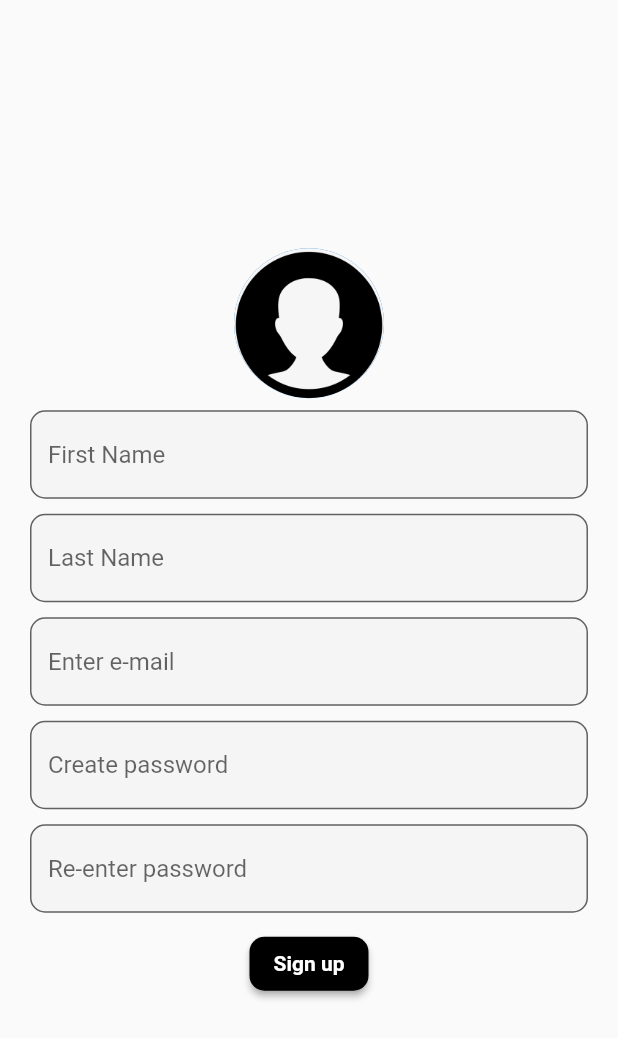
After one commit to Chintha-Niharika/portfolio_demo, a Flutter app: the screen it shows after launch, after a tap on "Login", after a tap on "Sign up", on a phone screen of 412 x 824 dp. The commit adds this screen. Shown: the top 1038 px of the screen. Run offline on Flutter 3.47's test engine with Material 2 defaults, Android fonts, the phone set to English and light mode, and no system bars.

Commit message:
changes commiting

```diff
--- a/lib/homescreen.dart
+++ b/lib/homescreen.dart
@@ -2,7 +2,7 @@ import 'package:flutter/material.dart';
 import 'package:url_launcher/url_launcher.dart';
 
 class homescreen extends StatelessWidget {
-  launchURL(String url) async {
+   launchURL(String url) async {
     if (await canLaunch(url)) {
       await launch(url);
     } else {
--- a/lib/mainscreen.dart
+++ b/lib/mainscreen.dart
@@ -1,5 +1,8 @@
 import 'package:flutter/material.dart';
 import 'package:portfolio/homescreen.dart';
+import 'package:portfolio/profilepage.dart';
+
+import 'signup page.dart';
 
 class mainscreen extends StatefulWidget {
   @override
@@ -68,8 +71,8 @@ class _mainscreenState extends State<mainscreen> {
                         ),
                         validator: (value) {
                           if (value!.isEmpty ||
-                              RegExp(r'^[\w-\.@]{8,15}$').hasMatch(value!))
-                            return "enter correct pass";
+                              !RegExp(r'^[\w-\.@]{8,15}$').hasMatch(value!))
+                            return "password is not valid";
                           else
                             return null;
                         },
@@ -89,7 +92,7 @@ class _mainscreenState extends State<mainscreen> {
                               Navigator.push(
                                 context,
                                 MaterialPageRoute(
-                                    builder: (context) => homescreen()),
+                                    builder: (context) => profilepage()),
                               );
                               var _scaffoldKey;
                               _scaffoldKey.currentState!.showSnackBar(snackBar);
@@ -123,7 +126,13 @@ class _mainscreenState extends State<mainscreen> {
                             width: 7,
                           ),
                           TextButton(
-                              onPressed: null,
+                              onPressed: () {
+                                Navigator.push(
+                                  context,
+                                  MaterialPageRoute(
+                                      builder: (context) => signup()),
+                                );
+                              },
                               child: Padding(
                                 padding: const EdgeInsets.only(top: 20.0),
                                 child: Text(
@@ -134,6 +143,7 @@ class _mainscreenState extends State<mainscreen> {
                                     color: Colors.black,
                                   ),
                                 ),
+                                // child:
                               ))
                         ],
                       ),
--- /dev/null
+++ b/lib/signup page.dart
@@ -0,0 +1,136 @@
+import 'package:flutter/material.dart';
+import 'package:portfolio/mainscreen.dart';
+
+class signup extends StatelessWidget {
+  // const signup({Key? key}) : super(key: key);
+
+  @override
+  Widget build(BuildContext context) {
+    return Scaffold(
+      body: Column(
+        mainAxisAlignment: MainAxisAlignment.center,
+        children: [
+          Padding(
+            padding: const EdgeInsets.all(8.0),
+            child: Expanded(
+              child: CircleAvatar(
+                backgroundImage: AssetImage('images/profileicon.png'),
+                radius: 50,
+              ),
+            ),
+          ),
+          Padding(
+            padding: const EdgeInsets.only(left: 20.0, right: 20.0),
+            child: Expanded(
+              child: TextFormField(
+                decoration: InputDecoration(
+                  fillColor: Colors.grey[100],
+                  filled: true,
+                  hintText: 'First Name',
+                  border: OutlineInputBorder(
+                    borderRadius: BorderRadius.circular(10),
+                  ),
+                ),
+              ),
+            ),
+          ),
+          SizedBox(
+            height: 10.0,
+          ),
+          Padding(
+            padding: const EdgeInsets.only(left: 20.0, right: 20.0),
+            child: Expanded(
+              child: TextFormField(
+                decoration: InputDecoration(
+                  fillColor: Colors.grey[100],
+                  filled: true,
+                  hintText: 'Last Name',
+                  border: OutlineInputBorder(
+                    borderRadius: BorderRadius.circular(10),
+                  ),
+                ),
+              ),
+            ),
+          ),
+          SizedBox(
+            height: 10.0,
+          ),
+          Padding(
+            padding: const EdgeInsets.only(left: 20.0, right: 20.0),
+            child: Expanded(
+              child: TextFormField(
+                decoration: InputDecoration(
+                  fillColor: Colors.grey[100],
+                  filled: true,
+                  hintText: 'Enter e-mail',
+                  border: OutlineInputBorder(
+                    borderRadius: BorderRadius.circular(10),
+                  ),
+                ),
+              ),
+            ),
+          ),
+          SizedBox(
+            height: 10.0,
+          ),
+          Padding(
+            padding: const EdgeInsets.only(left: 20.0, right: 20.0),
+            child: Expanded(
+              child: TextFormField(
+                decoration: InputDecoration(
+                  fillColor: Colors.grey[100],
+                  filled: true,
+                  hintText: 'Create password',
+                  border: OutlineInputBorder(
+                    borderRadius: BorderRadius.circular(10),
+                  ),
+                ),
+              ),
+            ),
+          ),
+          SizedBox(
+            height: 10.0,
+          ),
+          Padding(
+            padding: const EdgeInsets.only(left: 20.0, right: 20.0),
+            child: Expanded(
+              child: TextFormField(
+                decoration: InputDecoration(
+                  fillColor: Colors.grey[100],
+                  filled: true,
+                  hintText: 'Re-enter password',
+                  border: OutlineInputBorder(
+                    borderRadius: BorderRadius.circular(10),
+                  ),
+                ),
+              ),
+            ),
+          ),
+          SizedBox(
+            height: 10.0,
+          ),
+          ElevatedButton(
+            onPressed: () {
+              Navigator.push(
+                context,
+                MaterialPageRoute(builder: (context) => mainscreen()),
+              );
+            },
+            style: ElevatedButton.styleFrom(
+              shape: RoundedRectangleBorder(
+                  borderRadius: BorderRadius.circular(10)),
+              primary: Colors.black,
+              shadowColor: Colors.grey,
+            ),
+            child: Text(
+              'Sign up',
+              style: TextStyle(
+                fontWeight: FontWeight.bold,
+              ),
+            ),
+          ),
+        ],
+      ),
+    );
+  }
+}
```
Also changed, not shown: lib/profilepage.dart (added, +124 -0 lines).
